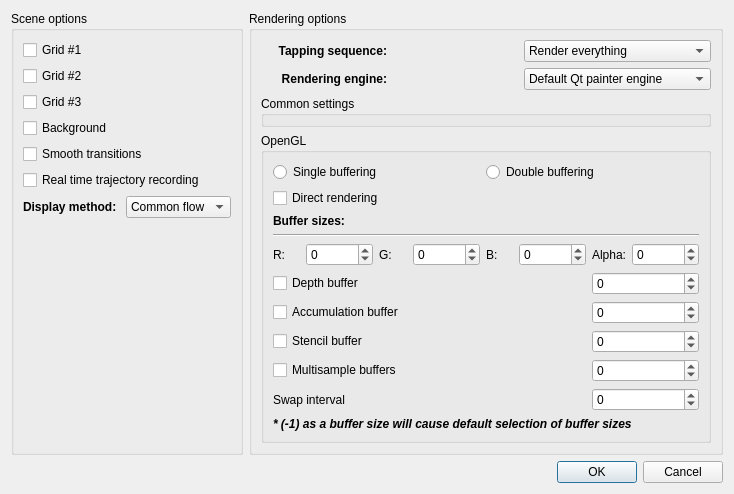
Gresthorn/DACUSN, file DACUSN/scenerendererdialog.ui: the form before one commit.
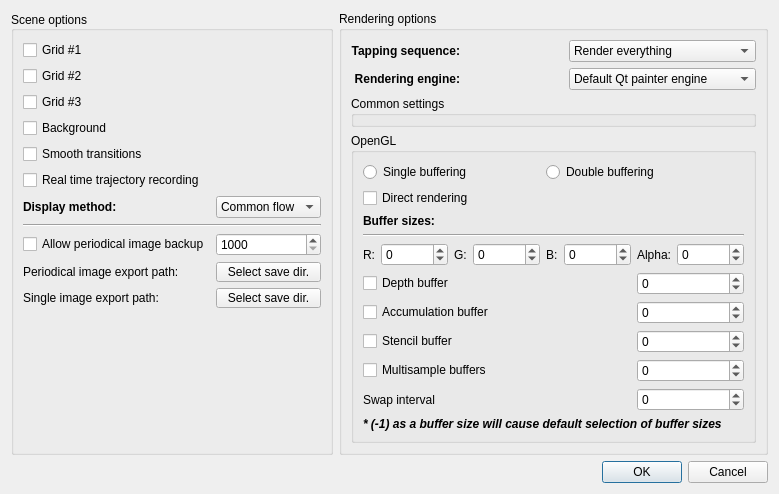
The form after the commit. Icons and pictures are not drawn.

Commit message: Added image export from scene view into *.png with path/dir option. Also added periodical image generation with own setup abilities. Stopping rendering without blocking background processing in another threads implemented as part of basic scene controls.

Patch:
```diff
--- a/DACUSN/scenerendererdialog.ui
+++ b/DACUSN/scenerendererdialog.ui
@@ -25,29 +25,12 @@
      <property name="title">
       <string>Scene options</string>
      </property>
-     <layout class="QGridLayout" name="gridLayout_3">
-      <item row="8" column="1">
-       <spacer name="verticalSpacer">
-        <property name="orientation">
-         <enum>Qt::Vertical</enum>
-        </property>
-        <property name="sizeHint" stdset="0">
-         <size>
-          <width>20</width>
-          <height>40</height>
-         </size>
-        </property>
-       </spacer>
-      </item>
-      <item row="1" column="1">
-       <widget class="QCheckBox" name="gridTwoCheckBox">
-        <property name="text">
-         <string>Grid #2</string>
-        </property>
-       </widget>
-      </item>
-      <item row="2" column="2">
-       <widget class="QPushButton" name="colorPickerGridThree">
+     <property name="alignment">
+      <set>Qt::AlignLeading|Qt::AlignLeft|Qt::AlignVCenter</set>
+     </property>
+     <layout class="QGridLayout">
+      <item row="0" column="2">
+       <widget class="QPushButton" name="colorPickerGridOne">
         <property name="styleSheet">
          <string notr="true">border:none;</string>
         </property>
@@ -66,6 +49,27 @@
         </property>
        </widget>
       </item>
+      <item row="7" column="1" colspan="2">
+       <widget class="Line" name="line_2">
+        <property name="orientation">
+         <enum>Qt::Horizontal</enum>
+        </property>
+       </widget>
+      </item>
+      <item row="6" column="2">
+       <widget class="QComboBox" name="targetDisplayMethodComboBox">
+        <item>
+         <property name="text">
+          <string>Common flow</string>
+         </property>
+        </item>
+        <item>
+         <property name="text">
+          <string>Comet effect</string>
+         </property>
+        </item>
+       </widget>
+      </item>
       <item row="2" column="1">
        <widget class="QCheckBox" name="gridThreeCheckBox">
         <property name="text">
@@ -73,6 +77,26 @@
         </property>
        </widget>
       </item>
+      <item row="2" column="2">
+       <widget class="QPushButton" name="colorPickerGridThree">
+        <property name="styleSheet">
+         <string notr="true">border:none;</string>
+        </property>
+        <property name="text">
+         <string/>
+        </property>
+        <property name="icon">
+         <iconset resource="icons.qrc">
+          <normaloff>:/mainToolbar/icons/color_chart.png</normaloff>:/mainToolbar/icons/color_chart.png</iconset>
+        </property>
+        <property name="iconSize">
+         <size>
+          <width>32</width>
+          <height>32</height>
+         </size>
+        </property>
+       </widget>
+      </item>
       <item row="0" column="1">
        <widget class="QCheckBox" name="gridOneCheckBox">
         <property name="text">
@@ -80,54 +104,17 @@
         </property>
        </widget>
       </item>
-      <item row="6" column="2">
-       <widget class="QComboBox" name="targetDisplayMethodComboBox">
-        <item>
-         <property name="text">
-          <string>Common flow</string>
-         </property>
-        </item>
-        <item>
-         <property name="text">
-          <string>Comet effect</string>
-         </property>
-        </item>
-       </widget>
-      </item>
-      <item row="0" column="2">
-       <widget class="QPushButton" name="colorPickerGridOne">
-        <property name="styleSheet">
-         <string notr="true">border:none;</string>
-        </property>
+      <item row="10" column="1">
+       <widget class="QLabel" name="imageExportPathLabel">
         <property name="text">
-         <string/>
+         <string>Single image export path:</string>
         </property>
-        <property name="icon">
-         <iconset resource="icons.qrc">
-          <normaloff>:/mainToolbar/icons/color_chart.png</normaloff>:/mainToolbar/icons/color_chart.png</iconset>
-        </property>
-        <property name="iconSize">
-         <size>
-          <width>32</width>
-          <height>32</height>
-         </size>
-        </property>
        </widget>
       </item>
-      <item row="6" column="1">
-       <widget class="QLabel" name="targetsDisplayMethodLabel">
-        <property name="styleSheet">
-         <string notr="true">font-weight: bold;</string>
-        </property>
+      <item row="5" column="1" colspan="2">
+       <widget class="QCheckBox" name="realTimeRecordingCheckBox">
         <property name="text">
-         <string>Display method: </string>
-        </property>
-       </widget>
-      </item>
-      <item row="3" column="1">
-       <widget class="QCheckBox" name="backgroundCheckBox">
-        <property name="text">
-         <string>Background</string>
+         <string>Real time trajectory recording</string>
         </property>
        </widget>
       </item>
@@ -138,6 +125,13 @@
         </property>
        </widget>
       </item>
+      <item row="3" column="1">
+       <widget class="QCheckBox" name="backgroundCheckBox">
+        <property name="text">
+         <string>Background</string>
+        </property>
+       </widget>
+      </item>
       <item row="1" column="2">
        <widget class="QPushButton" name="colorPickerGridTwo">
         <property name="styleSheet">
@@ -158,6 +152,16 @@
         </property>
        </widget>
       </item>
+      <item row="6" column="1">
+       <widget class="QLabel" name="targetsDisplayMethodLabel">
+        <property name="styleSheet">
+         <string notr="true">font-weight: bold;</string>
+        </property>
+        <property name="text">
+         <string>Display method: </string>
+        </property>
+       </widget>
+      </item>
       <item row="3" column="2">
        <widget class="QPushButton" name="backgroundColorButton">
         <property name="styleSheet">
@@ -178,10 +182,100 @@
         </property>
        </widget>
       </item>
-      <item row="5" column="1" colspan="2">
-       <widget class="QCheckBox" name="realTimeRecordingCheckBox">
+      <item row="10" column="2">
+       <widget class="QPushButton" name="exportImagePathButton">
+        <property name="minimumSize">
+         <size>
+          <width>32</width>
+          <height>20</height>
+         </size>
+        </property>
+        <property name="maximumSize">
+         <size>
+          <width>16777215</width>
+          <height>20</height>
+         </size>
+        </property>
+        <property name="baseSize">
+         <size>
+          <width>32</width>
+          <height>20</height>
+         </size>
+        </property>
         <property name="text">
-         <string>Real time trajectory recording</string>
+         <string>Select save dir.</string>
+        </property>
+       </widget>
+      </item>
+      <item row="1" column="1">
+       <widget class="QCheckBox" name="gridTwoCheckBox">
+        <property name="text">
+         <string>Grid #2</string>
+        </property>
+       </widget>
+      </item>
+      <item row="11" column="1">
+       <spacer name="verticalSpacer">
+        <property name="orientation">
+         <enum>Qt::Vertical</enum>
+        </property>
+        <property name="sizeHint" stdset="0">
+         <size>
+          <width>20</width>
+          <height>40</height>
+         </size>
+        </property>
+       </spacer>
+      </item>
+      <item row="9" column="1">
+       <widget class="QLabel" name="periodicalImgBackupLabel">
+        <property name="text">
+         <string>Periodical image export path:</string>
+        </property>
+       </widget>
+      </item>
+      <item row="9" column="2">
+       <widget class="QPushButton" name="periodicalImgBackupButton">
+        <property name="minimumSize">
+         <size>
+          <width>32</width>
+          <height>20</height>
+         </size>
+        </property>
+        <property name="maximumSize">
+         <size>
+          <width>16777215</width>
+          <height>20</height>
+         </size>
+        </property>
+        <property name="baseSize">
+         <size>
+          <width>32</width>
+          <height>20</height>
+         </size>
+        </property>
+        <property name="styleSheet">
+         <string notr="true"/>
+        </property>
+        <property name="text">
+         <string>Select save dir.</string>
+        </property>
+       </widget>
+      </item>
+      <item row="8" column="1">
+       <widget class="QCheckBox" name="periodicalImgBackupCheckBox">
+        <property name="text">
+         <string>Allow periodical image backup</string>
+        </property>
+       </widget>
+      </item>
+      <item row="8" column="2">
+       <widget class="QSpinBox" name="periodicalImgBackupSpinBox">
+        <property name="minimum">
+         <number>1000</number>
+        </property>
+        <property name="maximum">
+         <number>10000000</number>
         </property>
        </widget>
       </item>
```
The commit also changes 17 other files.
